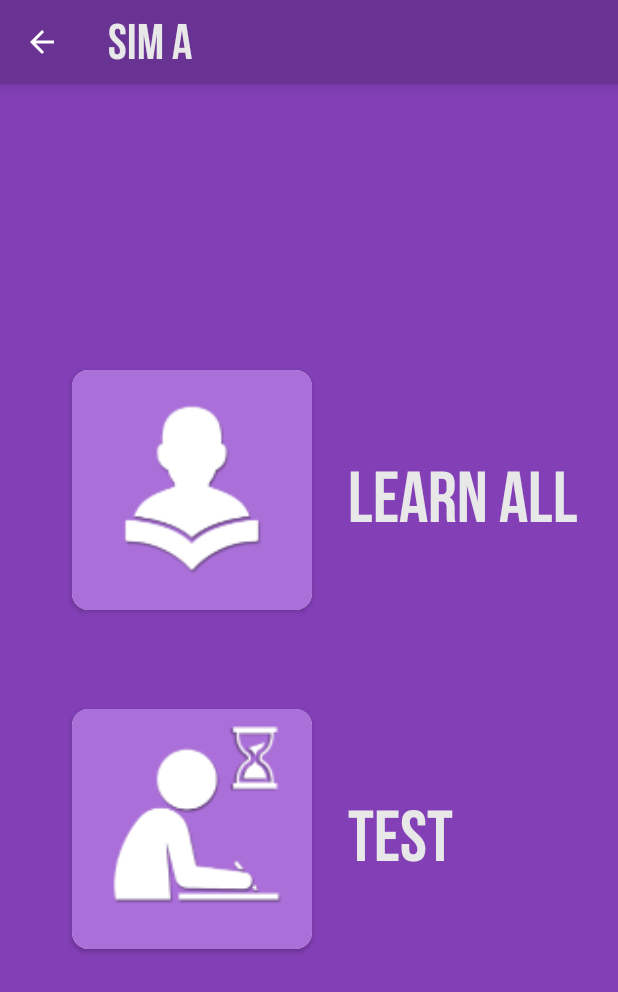
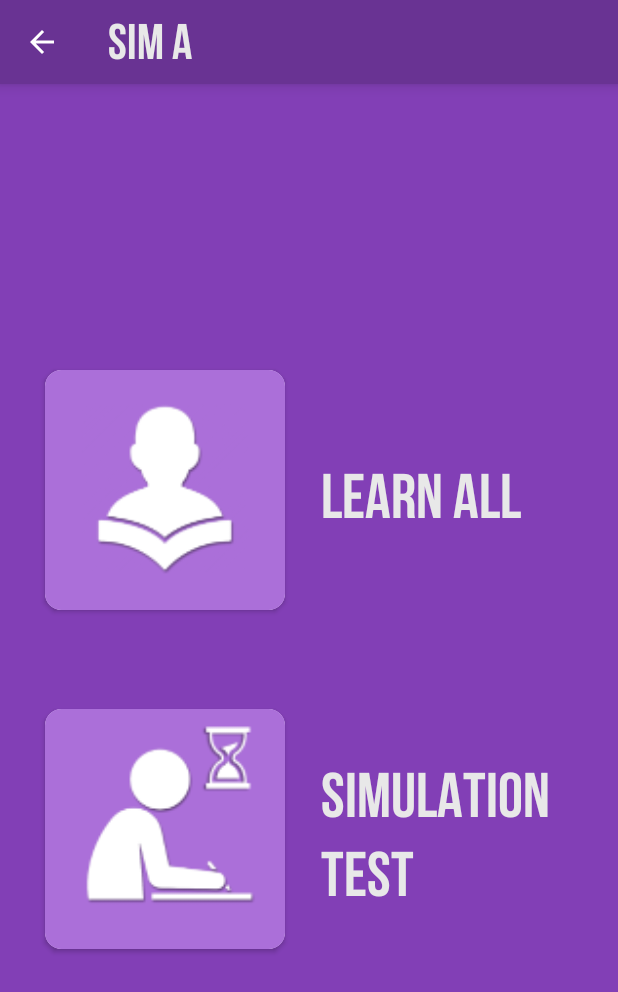
Before and after one commit to PikachuTeam/IndoDriving, an Android app: the MainActivity screen opened directly, with no data from a screen before it, on a phone screen of 412 x 824 dp. Shown: the top 992 px of the screen. Run offline under Robolectric (Android 15) with nearby library versions, the phone set to English and light mode, and no system bars.

Commit message:
+ Fix show list test packages screen + Change test time + Change icon for button share

```diff
--- a/app/src/main/java/com/essential/indodriving/base/MyBaseActivity.java
+++ b/app/src/main/java/com/essential/indodriving/base/MyBaseActivity.java
@@ -6,6 +6,7 @@ import android.graphics.Typeface;
 import android.support.v7.widget.Toolbar;
 import android.view.View;
 import android.widget.ImageView;
+import android.widget.LinearLayout;
 import android.widget.TextView;
 
 import com.essential.indodriving.R;
@@ -21,7 +22,7 @@ public abstract class MyBaseActivity extends BaseActivity {
     private TextView textViewTitle;
     private TextView buttonTutorial;
     private TextView buttonResult;
-    private ImageView buttonShare;
+    private LinearLayout buttonShare;
 
     @Override
     protected int getLayoutResIdContentView() {
@@ -75,7 +76,7 @@ public abstract class MyBaseActivity extends BaseActivity {
         textViewTitle = (TextView) findViewById(R.id.textViewTitle);
         buttonTutorial = (TextView) findViewById(R.id.buttonTutorial);
         buttonResult = (TextView) findViewById(R.id.buttonResult);
-        buttonShare = (ImageView) findViewById(R.id.buttonShare);
+        buttonShare = (LinearLayout) findViewById(R.id.buttonShare);
 
         buttonTutorial.setOnClickListener(new View.OnClickListener() {
             @Override
--- /dev/null
+++ b/app/src/main/res/drawable/ic_share.xml
@@ -0,0 +1,9 @@
+<vector xmlns:android="http://schemas.android.com/apk/res/android"
+        android:width="24dp"
+        android:height="24dp"
+        android:viewportWidth="24.0"
+        android:viewportHeight="24.0">
+    <path
+        android:fillColor="#FFFFFF"
+        android:pathData="M18,16.08c-0.76,0 -1.44,0.3 -1.96,0.77L8.91,12.7c0.05,-0.23 0.09,-0.46 0.09,-0.7s-0.04,-0.47 -0.09,-0.7l7.05,-4.11c0.54,0.5 1.25,0.81 2.04,0.81 1.66,0 3,-1.34 3,-3s-1.34,-3 -3,-3 -3,1.34 -3,3c0,0.24 0.04,0.47 0.09,0.7L8.04,9.81C7.5,9.31 6.79,9 6,9c-1.66,0 -3,1.34 -3,3s1.34,3 3,3c0.79,0 1.5,-0.31 2.04,-0.81l7.12,4.16c-0.05,0.21 -0.08,0.43 -0.08,0.65 0,1.61 1.31,2.92 2.92,2.92 1.61,0 2.92,-1.31 2.92,-2.92s-1.31,-2.92 -2.92,-2.92z"/>
+</vector>
--- a/app/src/main/res/layout/fragment_choose_item.xml
+++ b/app/src/main/res/layout/fragment_choose_item.xml
@@ -30,7 +30,7 @@
                     android:layout_width="@dimen/choose_item_button_size"
                     android:layout_height="@dimen/choose_item_button_size"
                     android:layout_marginBottom="@dimen/common_size_5"
-                    android:layout_marginLeft="@dimen/common_size_40"
+                    android:layout_marginLeft="@dimen/common_size_25"
                     android:layout_marginTop="@dimen/common_size_5"
                     android:elevation="@dimen/common_size_5"
                     card_view:cardCornerRadius="@dimen/common_size_9"
@@ -53,7 +53,7 @@
                     android:padding="@dimen/common_size_20"
                     android:text="@string/learn_all"
                     android:textColor="@color/text_color_1"
-                    android:textSize="@dimen/common_text_size_40" />
+                    android:textSize="@dimen/common_text_size_35" />
             </LinearLayout>
 
             <LinearLayout
@@ -69,7 +69,7 @@
                     android:layout_width="@dimen/choose_item_button_size"
                     android:layout_height="@dimen/choose_item_button_size"
                     android:layout_marginBottom="@dimen/common_size_5"
-                    android:layout_marginLeft="@dimen/common_size_40"
+                    android:layout_marginLeft="@dimen/common_size_25"
                     android:layout_marginTop="@dimen/common_size_5"
                     android:elevation="@dimen/common_size_5"
                     card_view:cardCornerRadius="@dimen/common_size_9"
@@ -80,7 +80,6 @@
                         android:layout_width="match_parent"
                         android:layout_height="match_parent"
                         android:background="@drawable/button_learn"
-
                         android:clickable="true"
                         android:src="@drawable/ic_test" />
                 </android.support.v7.widget.CardView>
@@ -91,9 +90,9 @@
                     android:layout_height="match_parent"
                     android:gravity="center_vertical"
                     android:padding="@dimen/common_size_20"
-                    android:text="@string/test"
+                    android:text="@string/simulation_test"
                     android:textColor="@color/text_color_1"
-                    android:textSize="@dimen/common_text_size_40" />
+                    android:textSize="@dimen/common_text_size_35" />
             </LinearLayout>
         </LinearLayout>
     </RelativeLayout>
--- a/app/src/main/res/layout/toolbar.xml
+++ b/app/src/main/res/layout/toolbar.xml
@@ -57,12 +57,19 @@
             android:textColor="@color/do_test_highlight_color"
             android:textSize="@dimen/common_text_size_28" />
 
-        <ImageView
+        <LinearLayout
             android:id="@+id/buttonShare"
-            android:layout_width="@dimen/common_size_60"
-            android:layout_height="match_parent"
+            android:layout_width="?attr/actionBarSize"
+            android:layout_height="?attr/actionBarSize"
+            android:clickable="true"
             android:layout_alignParentRight="true"
             android:background="@drawable/toolbar_flat_button"
-            android:src="@android:drawable/ic_menu_share" />
+            android:gravity="center">
+
+            <ImageView
+                android:layout_width="@dimen/common_size_40"
+                android:layout_height="@dimen/common_size_40"
+                android:src="@drawable/ic_share" />
+        </LinearLayout>
     </RelativeLayout>
 </android.support.v7.widget.Toolbar>
--- a/app/src/main/res/values-sw320dp-xhdpi/dimens.xml
+++ b/app/src/main/res/values-sw320dp-xhdpi/dimens.xml
@@ -6,7 +6,6 @@
     <dimen name="choose_sim_button_height">70dp</dimen>
     <dimen name="choose_sim_button_text_size">30sp</dimen>
     <dimen name="choose_sim_button_image_size">43dp</dimen>
-    <dimen name="test_list_header_height">60dp</dimen>
     <dimen name="stroke_line_size">0.5dp</dimen>
     <dimen name="test_rule_area_width">300dp</dimen>
     <dimen name="button_start_width">170dp</dimen>
--- a/app/src/main/res/values/strings.xml
+++ b/app/src/main/res/values/strings.xml
@@ -51,7 +51,6 @@
     <string name="test_rule_sim_b2_umum">-This Test Simulation is for class B2 public driving license.\n-To be able to get this license, you have to be over 17 years old.\n-This test consists of 30 multiple-choice driving theory questions.\n-To pass the test, you must get at least 21 correct answers of the total.</string>
     <string name="test_rule_sim_c">-This Test Simulation is for class C driving license.\n-To be able to get this license, you have to be over 17 years old.\n-This test consists of 30 multiple-choice driving theory questions.\n-To pass the test, you must get at least 21 correct answers of the total.</string>
     <string name="test_rule_sim_d">-This Test Simulation is for class D driving license.\n-To be able to get this license, you have to be over 17 years old.\n-This test consists of 30 multiple-choice driving theory questions.\n-To pass the test, you must get at least 21 correct answers of the total.</string>
-    <string name="test">Test</string>
     <string name="learn_sim_a">Learn Sim A ({0})</string>
     <string name="learn_sim_a_umum">Learn Sim A Umum ({0})</string>
     <string name="learn_sim_b1">Learn Sim B1 ({0})</string>
```
Also changed, not shown: app/src/main/java/com/essential/indodriving/ui/test/DoTestFragment.java (+8 -3 lines), app/src/main/java/com/essential/indodriving/ui/test/ShowRuleFragment.java (+5 -1 lines), app/src/main/res/layout/fragment_list_question.xml (+3 -4 lines), app/src/main/res/layout/header_list_question.xml (+4 -3 lines), app/src/main/res/layout/item_list_question.xml (+9 -8 lines).
